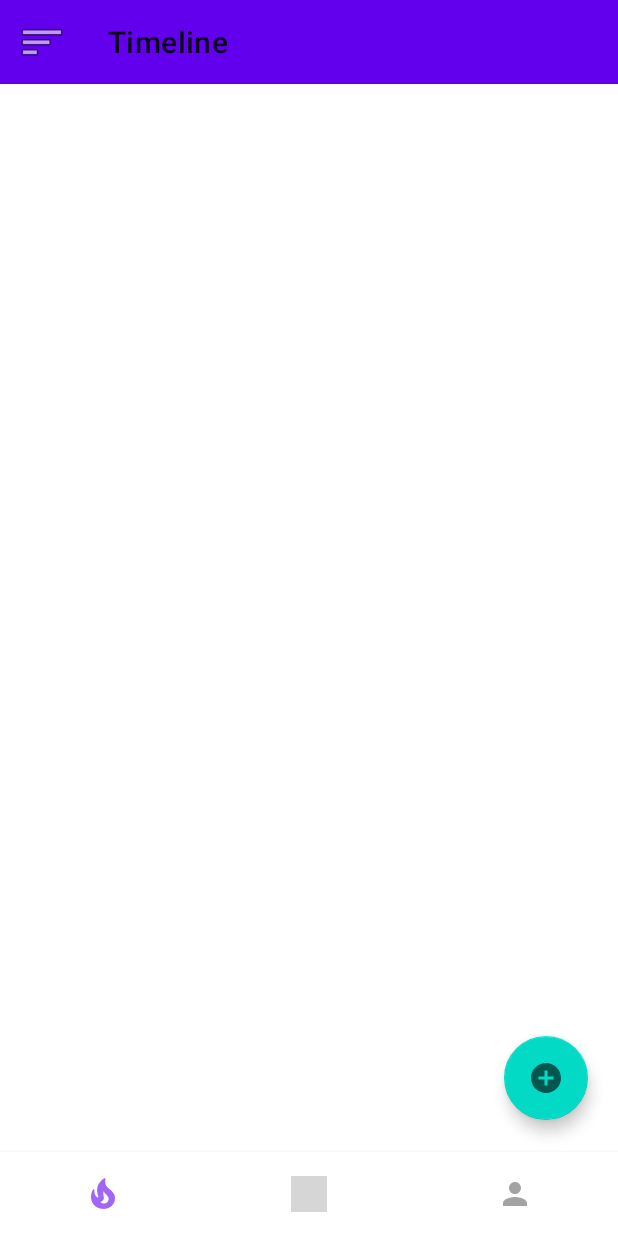
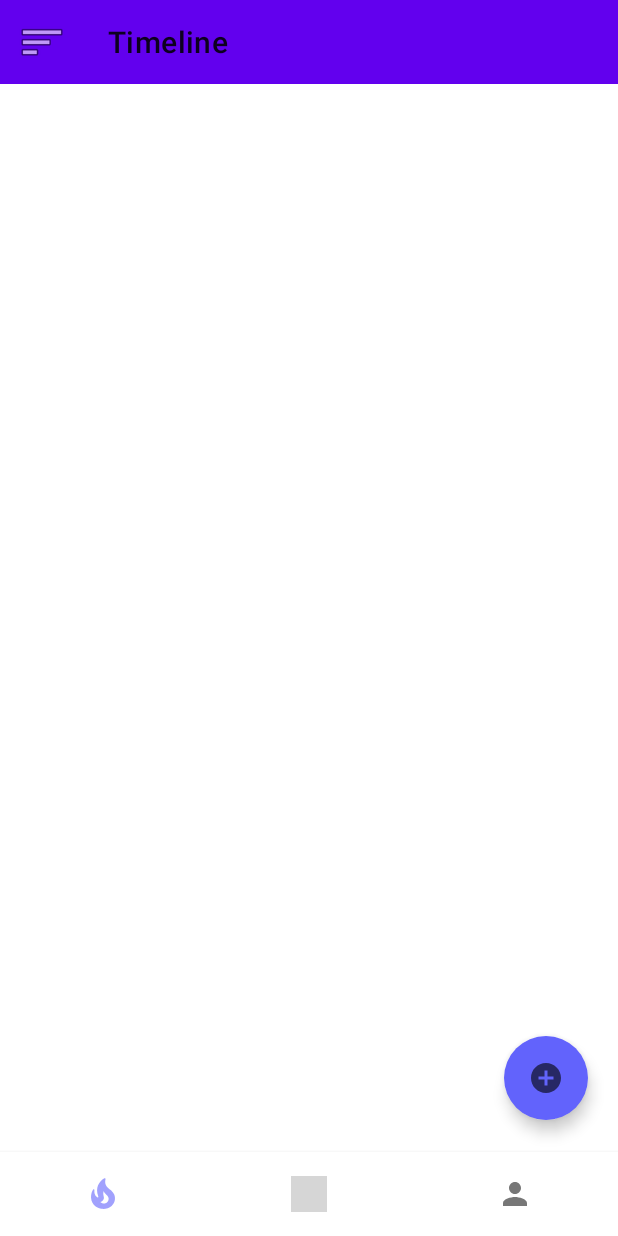
Before and after one commit to janknob/SE2, an Android app: the screen it shows after launch once a user with an empty profile is signed in (MainActivity), on a phone screen of 412 x 824 dp. Run offline under Robolectric (Android 15) with nearby library versions, the phone set to English and light mode, and no system bars; our stand-ins replace Firebase (no records; nobody signed in at launch, a user with empty details on screens opened directly); pictures from the network do not load; grey boxes are pictures that could not be loaded.

Commit message:
Color Changes Button Post, NavBar

```diff
--- /dev/null
+++ b/StudisApp/app/src/main/res/color/selector.xml
@@ -0,0 +1,7 @@
+<?xml version="1.0" encoding="utf-8"?>
+<selector xmlns:android="http://schemas.android.com/apk/res/android">
+    <item android:color="@color/blueMain"
+        android:state_checked="true"/>
+    <item android:color="@color/greyMain"/>
+
+</selector>
--- a/StudisApp/app/src/main/res/layout/activity_main.xml
+++ b/StudisApp/app/src/main/res/layout/activity_main.xml
@@ -24,7 +24,7 @@
             android:layout_height="wrap_content"
             android:layout_alignParentBottom="true"
             android:background="?android:attr/windowBackground"
-
+            app:itemIconTint="@color/selector"
             app:labelVisibilityMode="unlabeled"
             app:menu="@menu/bottom_navigationbar" />
     </com.google.android.material.appbar.AppBarLayout>
--- a/StudisApp/app/src/main/res/layout/fragment_lifestyle__timeline.xml
+++ b/StudisApp/app/src/main/res/layout/fragment_lifestyle__timeline.xml
@@ -3,6 +3,7 @@
     xmlns:tools="http://schemas.android.com/tools"
     android:layout_width="match_parent"
     android:layout_height="match_parent"
+    xmlns:app="http://schemas.android.com/apk/res-auto"
     tools:context=".Fragments.Lifestyle_TimelineFragment">
 
     <!-- TODO: Update blank fragment layout -->
@@ -25,5 +26,7 @@
         android:layout_marginEnd="20dp"
         android:layout_marginRight="12dp"
         android:layout_marginBottom="21dp"
+        app:borderWidth="0dp"
+        android:backgroundTint="@color/blueMain"
         android:src="@drawable/ic_new_post" />
 </RelativeLayout>
```
